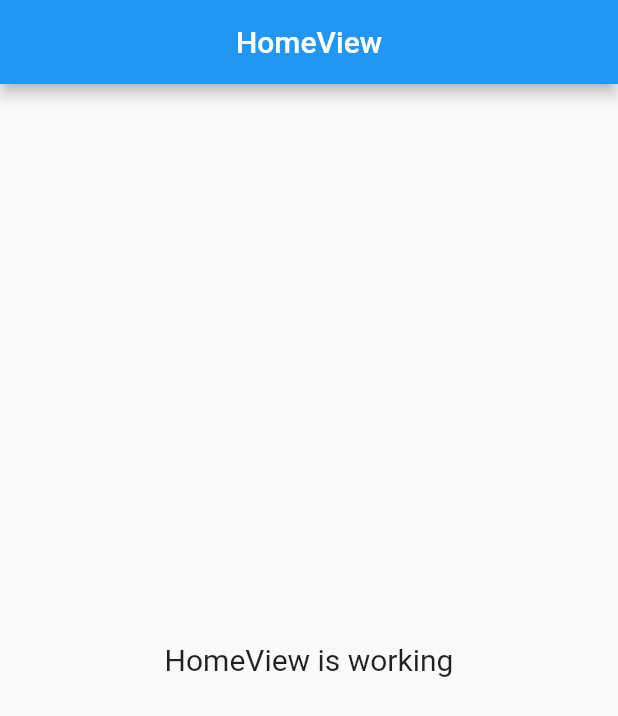
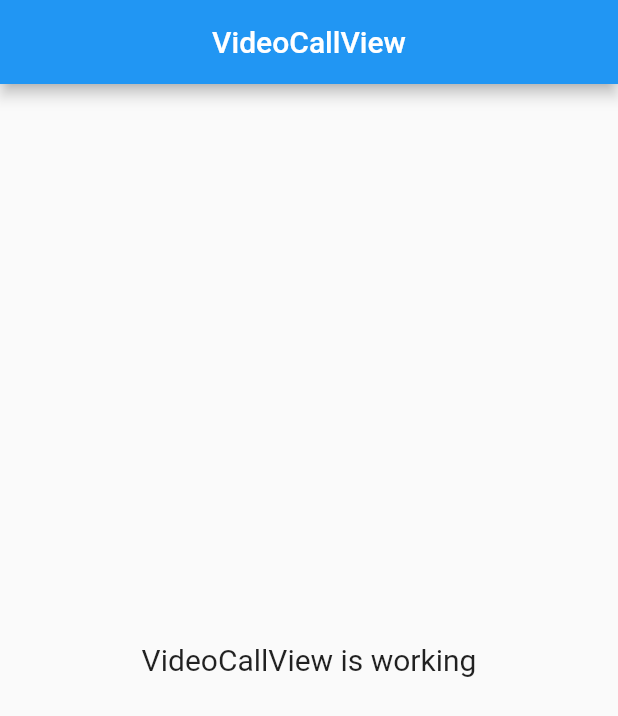
Before and after one commit to devnizamuddin/nizam_call_flutter, a Flutter app: the screen it shows after launch, on a phone screen of 412 x 824 dp. Shown: the top 716 px of the screen. Run offline on Flutter 3.47's test engine with Material 2 defaults, Android fonts, the phone set to English and light mode, and no system bars; our stand-ins replace get.

Commit message:
video call page added

```diff
--- /dev/null
+++ b/lib/app/modules/video_call/views/video_call_view.dart
@@ -0,0 +1,24 @@
+import 'package:flutter/material.dart';
+
+import 'package:get/get.dart';
+
+import '../controllers/video_call_controller.dart';
+
+class VideoCallView extends GetView<VideoCallController> {
+  const VideoCallView({Key? key}) : super(key: key);
+  @override
+  Widget build(BuildContext context) {
+    return Scaffold(
+      appBar: AppBar(
+        title: const Text('VideoCallView'),
+        centerTitle: true,
+      ),
+      body: const Center(
+        child: Text(
+          'VideoCallView is working',
+          style: TextStyle(fontSize: 20),
+        ),
+      ),
+    );
+  }
+}
--- a/lib/app/routes/app_routes.dart
+++ b/lib/app/routes/app_routes.dart
@@ -4,9 +4,11 @@ part of 'app_pages.dart';
 abstract class Routes {
   Routes._();
   static const HOME = _Paths.HOME;
+  static const VIDEO_CALL = _Paths.VIDEO_CALL;
 }
 
 abstract class _Paths {
   _Paths._();
   static const HOME = '/home';
+  static const VIDEO_CALL = '/video-call';
 }
```
Also changed, not shown: lib/app/modules/video_call/bindings/video_call_binding.dart (added, +12 -0 lines), lib/app/modules/video_call/controllers/video_call_controller.dart (added, +23 -0 lines), lib/app/routes/app_pages.dart (+8 -1 lines).
